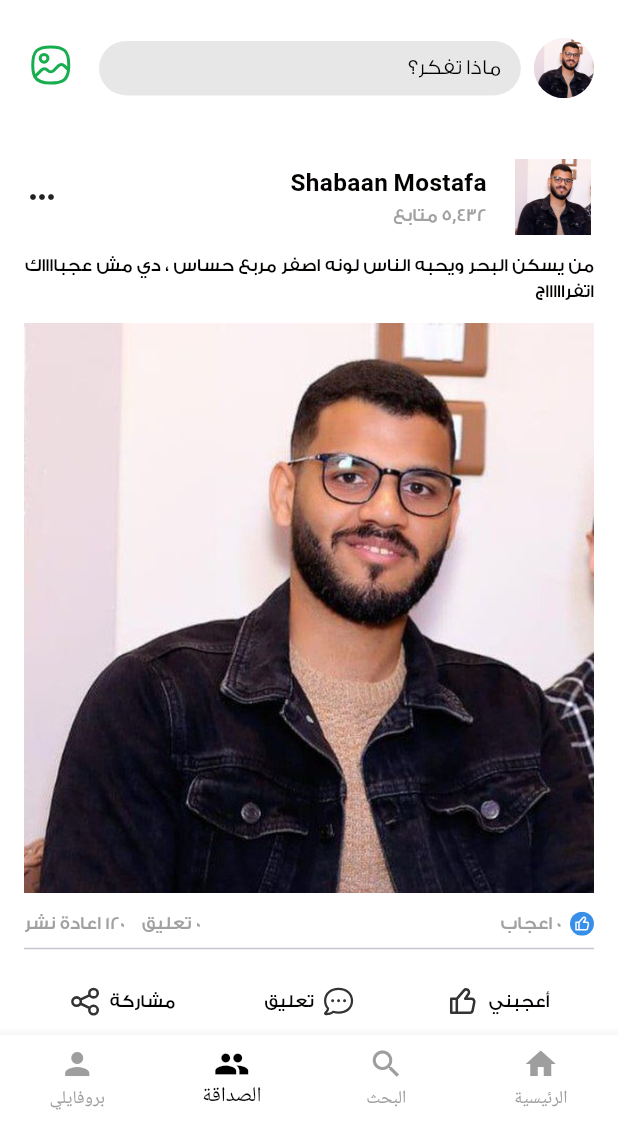
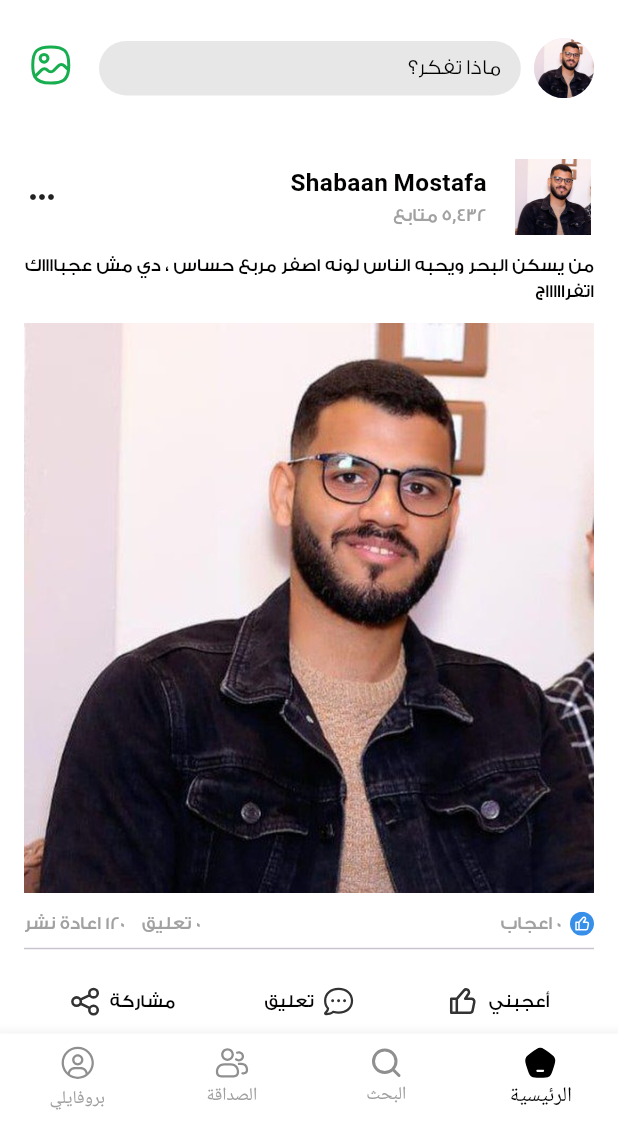
Before and after one commit to shabanmostafa/damma-graduation-project, a Flutter app: the screen it shows after launch, on a phone screen of 412 x 824 dp, the part 114-1236 px from its top. Run offline on Flutter 3.47's test engine with Material 3 defaults, Android fonts, the phone set to English and light mode, and no system bars; our stand-ins replace flutter_screenutil, flutter_svg, modal_bottom_sheet, smooth_page_indicator.

Commit message:
add icons to bottom navigation bar

```diff
--- a/lib/core/utils/assets.dart
+++ b/lib/core/utils/assets.dart
@@ -161,4 +161,44 @@ class Assets {
   /// Assets for svgZena
   /// assets/svgs/zena.svg
   static const String svgZena = "assets/svgs/zena.svg";
+
+
+  /// Assets for svgHomeBottomNavigationBar
+  /// assets/svgs/Home.svg
+  static const String svgHomeBottomNavigationBar = "assets/svgs/Home.svg";
+
+  /// Assets for svgHomeFilledBottomNavigationBar
+  /// assets/svgs/Home_filled.svg
+  static const String svgHomeFilledBottomNavigationBar = "assets/svgs/Home_filled.svg";
+
+  /// Assets for svgProfileBottomNavigationBar
+  /// assets/svgs/profile.svg
+  static const String svgProfileBottomNavigationBar = "assets/svgs/profile.svg";
+
+  /// Assets for svgProfileFilledBottomNavigationBar
+  /// assets/svgs/profile_filled.svg
+  static const String svgProfileFilledBottomNavigationBar = "assets/svgs/profile_filled.svg";
+
+
+  /// Assets for svgSearchFilledBottomNavigationBar
+  /// assets/svgs/search_filled.svg
+  static const String svgSearchFilledBottomNavigationBar = "assets/svgs/search_filled.svg";
+
+
+  /// Assets for svgSearchBottomNavigationBar
+  /// assets/svgs/search.svg
+  static const String svgSearchBottomNavigationBar = "assets/svgs/search.svg";
+
+
+  /// Assets for svgFriendNavigationBar
+  /// assets/svgs/friends_outlined.svg
+  static const String svgFriendNavigationBar = "assets/svgs/friends_outlined.svg";
+
+
+  /// Assets for svgFriendFilledBottomNavigationBar
+  /// assets/svgs/friends_filled.svg
+  static const String svgFriendFilledBottomNavigationBar = "assets/svgs/friends_filled.svg";
+
+
+
 }
--- a/lib/features/home/presentation/views/home_view.dart
+++ b/lib/features/home/presentation/views/home_view.dart
@@ -1,30 +1,79 @@
+import 'package:damma_project/core/utils/assets.dart';
+import 'package:flutter/material.dart';
+import 'package:flutter_svg/flutter_svg.dart';
 import 'package:damma_project/features/home/presentation/widgets/home_view_body.dart';
-import 'package:flutter/material.dart';
 
 import '../../../../core/utils/app_colors.dart';
 
-class HomeView extends StatelessWidget {
+class HomeView extends StatefulWidget {
   const HomeView({super.key});
+
+  @override
+  State<HomeView> createState() => _HomeViewState();
+}
+
+class _HomeViewState extends State<HomeView> {
+  int _currentIndex = 0;
+
+  final List<Widget> _screens = [
+    const HomeViewBody(),
+    const Center(child: Text("صفحة البحث")),
+    const Center(child: Text("صفحة الأصدقاء")),
+    const Center(child: Text("صفحتي")),
+  ];
 
   @override
   Widget build(BuildContext context) {
     return Scaffold(
       backgroundColor: AppColors.whiteColor,
       bottomNavigationBar: BottomNavigationBar(
-        currentIndex: 2,
+        currentIndex: _currentIndex,
+        onTap: (index) {
+          setState(() {
+            _currentIndex = index;
+          });
+        },
         selectedItemColor: Colors.black,
         unselectedItemColor: Colors.grey,
         type: BottomNavigationBarType.fixed,
         backgroundColor: Colors.white,
-        items: const [
-          BottomNavigationBarItem(icon: Icon(Icons.home), label: "الرئيسية"),
-          BottomNavigationBarItem(icon: Icon(Icons.search), label: "البحث"),
-          BottomNavigationBarItem(icon: Icon(Icons.people), label: "الصداقة"),
-          BottomNavigationBarItem(icon: Icon(Icons.person), label: "بروفايلي"),
+        items: [
+          BottomNavigationBarItem(
+            icon: SvgPicture.asset(
+              _currentIndex == 0
+                  ? Assets.svgHomeFilledBottomNavigationBar
+                  : Assets.svgHomeBottomNavigationBar,
+            ),
+            label: "الرئيسية",
+          ),
+          BottomNavigationBarItem(
+            icon: SvgPicture.asset(
+              _currentIndex == 1
+                  ? Assets.svgSearchFilledBottomNavigationBar
+                  : Assets.svgSearchBottomNavigationBar,
+            ),
+            label: "البحث",
+          ),
+          BottomNavigationBarItem(
+            icon: SvgPicture.asset(
+              _currentIndex == 2
+                  ? Assets.svgFriendFilledBottomNavigationBar
+                  : Assets.svgFriendNavigationBar,
+            ),
+            label: "الصداقة",
+          ),
+          BottomNavigationBarItem(
+            icon: SvgPicture.asset(
+              _currentIndex == 3
+                  ? Assets.svgProfileFilledBottomNavigationBar
+                  :Assets.svgProfileBottomNavigationBar,
+            ),
+            label: "بروفايلي",
+          ),
         ],
       ),
-      body: const SafeArea(
-        child: HomeViewBody(),
+      body: SafeArea(
+        child: _screens[_currentIndex],
       ),
     );
   }
```
Also changed, not shown: assets/svgs/Home_filled.svg (added), assets/svgs/friends_filled.svg (added), assets/svgs/profile_filled.svg (added), assets/svgs/search_filled.svg (added), 4 other files.
